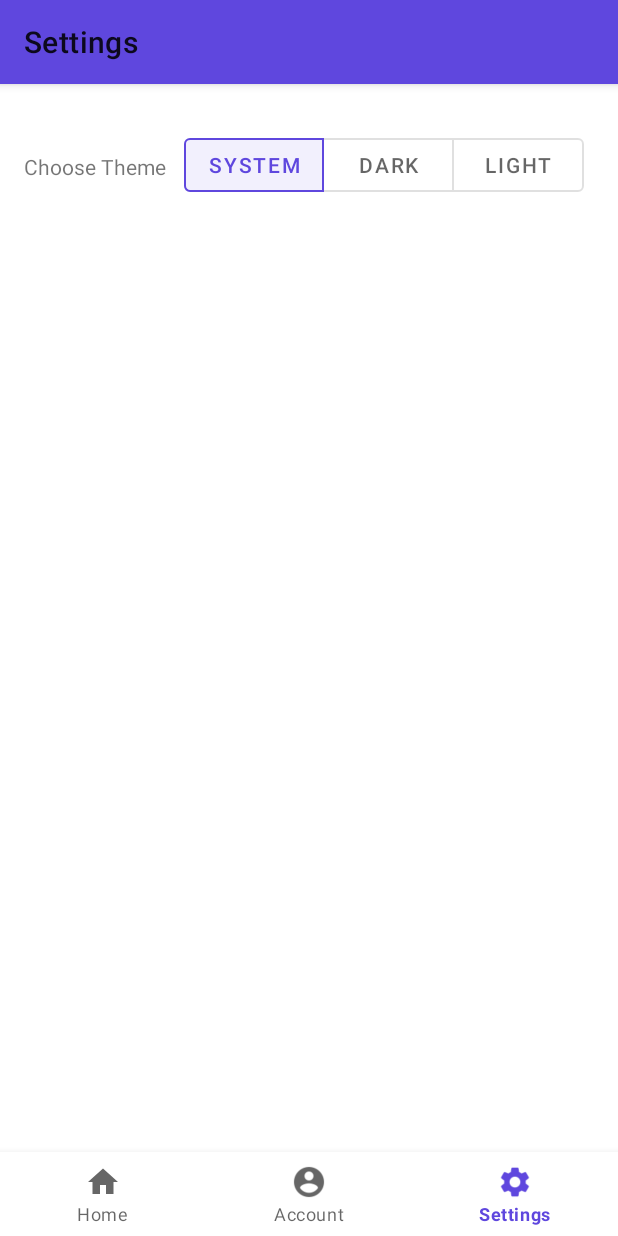
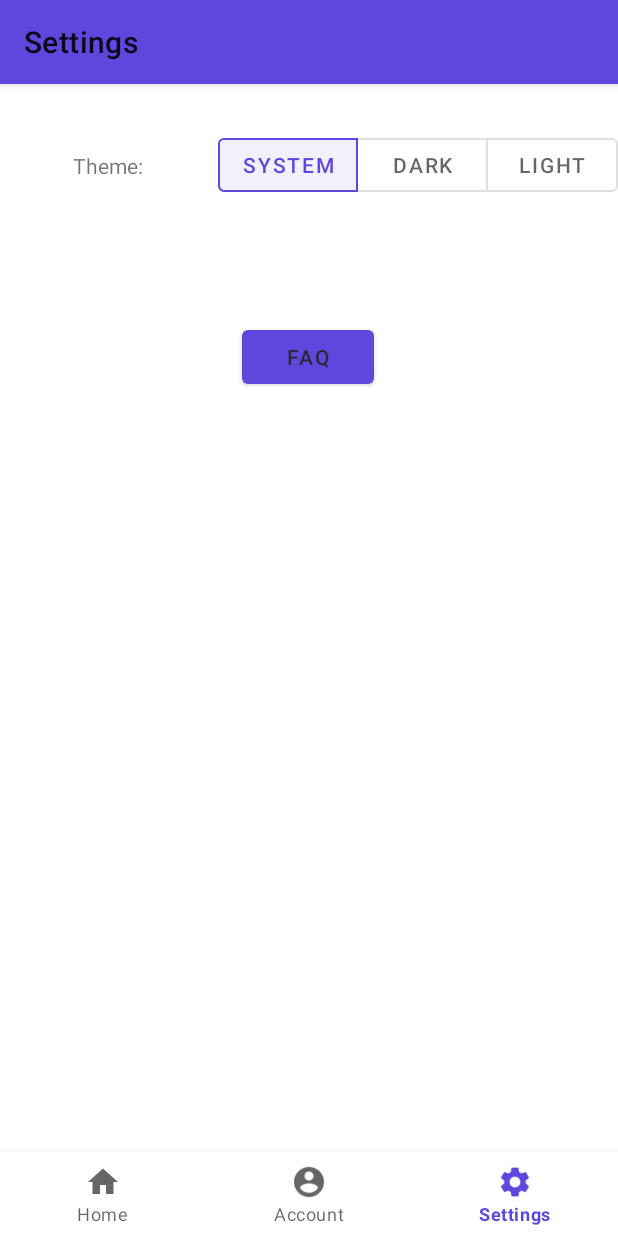
Before and after one commit to Steven-Hanley/EH9_Project, an Android app: the SettingsFragment screen opened through its navigation route, on a phone screen of 412 x 824 dp. Run offline under Robolectric (Android 15) with nearby library versions, the phone set to English and light mode, and no system bars; our stand-ins replace Volley, navigation-ui; libraries missing offline, so code that uses them is left out: com.github.mikephil.charting.

Commit message:
tried to fix the constraints and added a FAQ button

```diff
--- a/AndroidApp/app/src/main/java/com/eh9/eh9project/SettingsFragment.kt
+++ b/AndroidApp/app/src/main/java/com/eh9/eh9project/SettingsFragment.kt
@@ -1,7 +1,9 @@
 package com.eh9.eh9project
 
 import android.content.Context
+import android.content.Intent
 import android.graphics.Color
+import android.net.Uri
 import android.os.Bundle
 import android.view.*
 import android.view.View.inflate
@@ -23,6 +25,7 @@ import com.github.mikephil.charting.formatter.ValueFormatter
 import com.github.mikephil.charting.interfaces.datasets.IRadarDataSet
 import java.util.ArrayList
 import android.view.MenuItem
+import android.widget.Button
 
 class SettingsFragment : Fragment(R.layout.fragment_settings) {
 
@@ -50,5 +53,15 @@ class SettingsFragment : Fragment(R.layout.fragment_settings) {
                 (activity as MainActivity).saveTheme(theme)
             }
         }
+
+        // added a FAQ button listener
+        val faqBtn = getView()?.findViewById<Button>(R.id.faqBtn)
+        faqBtn?.setOnClickListener {
+            val openURL = Intent(Intent.ACTION_VIEW)
+            openURL.data = Uri.parse(
+                "https://***REMOVED***/***REMOVED***/Super_Duper_Password_Utility_Tool_9001/FAQ.php"
+            )
+            startActivity(openURL)
+        }
     }
 }
--- a/AndroidApp/app/src/main/res/layout/fragment_settings.xml
+++ b/AndroidApp/app/src/main/res/layout/fragment_settings.xml
@@ -11,25 +11,22 @@
         android:id="@+id/themeDescriptor"
         android:layout_width="wrap_content"
         android:layout_height="wrap_content"
-
         android:layout_marginStart="16dp"
-        android:layout_marginTop="45dp"
+        android:layout_marginEnd="18dp"
         android:text="@string/themeDescriptor"
         app:layout_constraintBottom_toBottomOf="parent"
+        app:layout_constraintEnd_toStartOf="@+id/btg_theme"
         app:layout_constraintStart_toStartOf="parent"
         app:layout_constraintTop_toTopOf="parent"
-        app:layout_constraintVertical_bias="0.0" />
+        app:layout_constraintVertical_bias="0.06" />
 
     <com.google.android.material.button.MaterialButtonToggleGroup
         android:id="@+id/btg_theme"
         android:layout_width="wrap_content"
         android:layout_height="wrap_content"
-        android:layout_marginStart="100dp"
         android:layout_marginTop="30dp"
         app:layout_constraintBottom_toBottomOf="parent"
         app:layout_constraintEnd_toEndOf="parent"
-        app:layout_constraintHorizontal_bias="0.5"
-        app:layout_constraintStart_toStartOf="parent"
         app:layout_constraintTop_toTopOf="parent"
         app:layout_constraintVertical_bias="0.0"
         app:selectionRequired="true"
@@ -56,7 +53,20 @@
             android:layout_height="match_parent"
             android:text="@string/themeBtnLight" />
 
-
     </com.google.android.material.button.MaterialButtonToggleGroup>
 
+    <Button
+        android:id="@+id/faqBtn"
+        android:layout_width="wrap_content"
+        android:layout_height="wrap_content"
+        android:layout_marginTop="80dp"
+        android:text="@string/faqBtn"
+        app:layout_constraintBottom_toBottomOf="parent"
+        app:layout_constraintEnd_toEndOf="parent"
+        app:layout_constraintHorizontal_bias="0.498"
+        app:layout_constraintStart_toStartOf="parent"
+        app:layout_constraintTop_toBottomOf="@+id/btg_theme"
+        app:layout_constraintVertical_bias="0.0"
+        tools:ignore="MissingConstraints" />
+
 </androidx.constraintlayout.widget.ConstraintLayout>
--- a/AndroidApp/app/src/main/res/values/strings.xml
+++ b/AndroidApp/app/src/main/res/values/strings.xml
@@ -19,12 +19,13 @@
 
 
     <!-- Settings Strings -->
-    <string name="themeDescriptor">Choose Theme</string>
+    <string name="themeDescriptor">Theme: </string>
     <string name="themeBtnDefault">System</string>
     <string name="themeBtnDark">Dark</string>
     <string name="themeBtnLight">Light</string>
     <string name="refresh_values">Refresh Values</string>
     <string name="toggle_values">Toggle Values</string>
+    <string name="faqBtn">FAQ</string>
     <!-- TODO: Remove or change this placeholder text -->
     <string name="hello_blank_fragment">Hello blank fragment</string>
     <string name="view_graph">View Graph</string>
```
